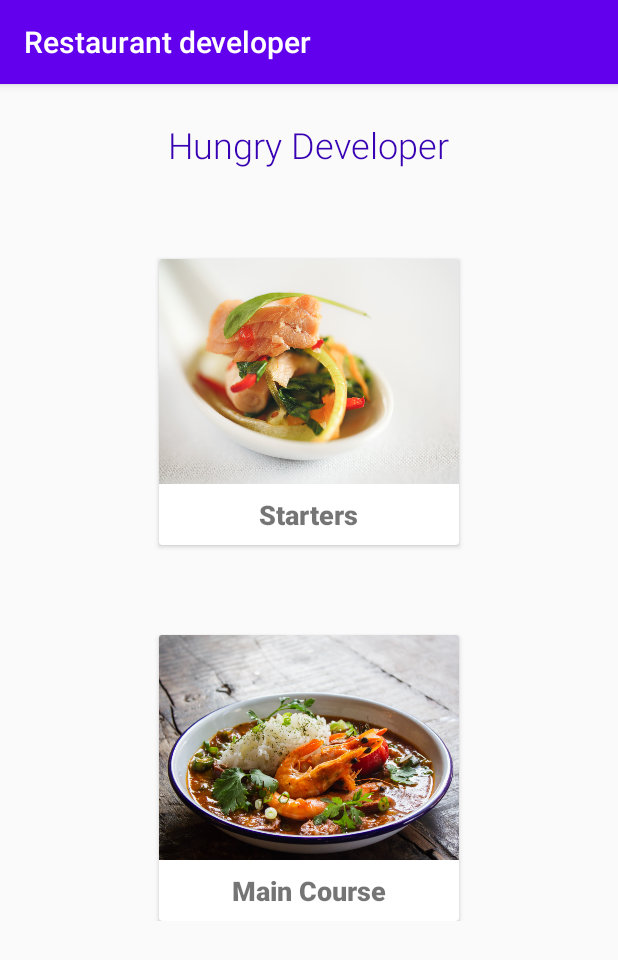
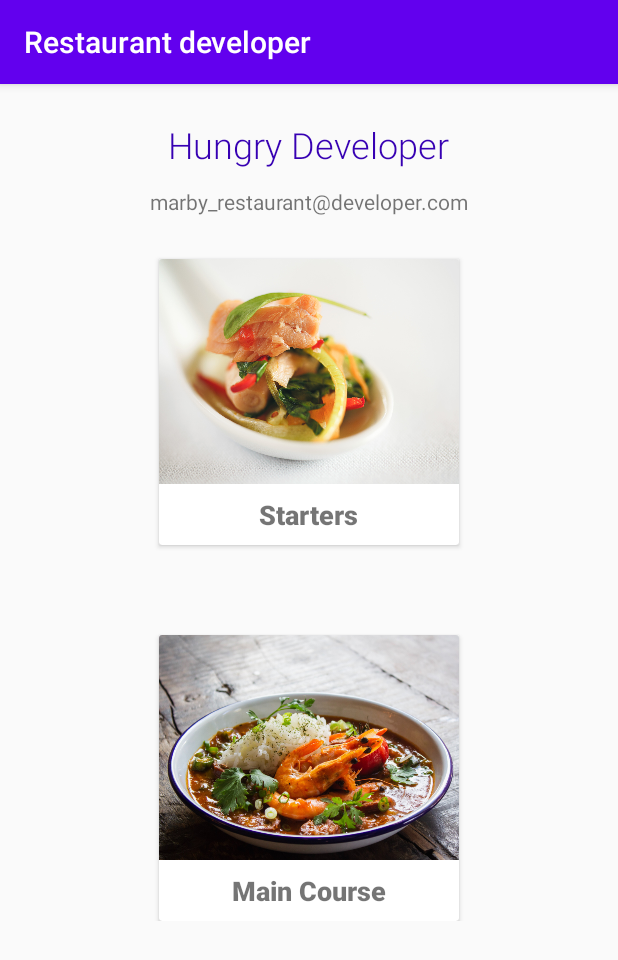
Before and after one commit to marbysneaker/RestaurantApp, an Android app: the screen it shows after launch (MainActivity), on a phone screen of 412 x 824 dp. Shown: the top 960 px of the screen. Run offline under Robolectric (Android 15) with nearby library versions, the phone set to English and light mode, and no system bars.

Commit message:
added email

```diff
--- a/app/src/main/AndroidManifest.xml
+++ b/app/src/main/AndroidManifest.xml
@@ -16,6 +16,10 @@
             android:label="Starters"
             android:name=".StartersActivity"
             android:exported="false" />
+        <activity android:name=".MainCourseActivity"
+            android:label="Main Course"
+            android:exported="false"
+            android:parentActivityName=".MainCourseActivity"/>
         <activity
             android:name=".MainActivity"
             android:exported="true">
--- a/app/src/main/java/com/example/restaurantdeveloper/MainActivity.java
+++ b/app/src/main/java/com/example/restaurantdeveloper/MainActivity.java
@@ -2,8 +2,10 @@ package com.example.restaurantdeveloper;
 import androidx.appcompat.app.AppCompatActivity;
 
 import android.content.Intent;
+import android.net.Uri;
 import android.os.Bundle;
 import android.view.View;
+import android.widget.TextView;
 
 import androidx.cardview.widget.CardView;
 
@@ -12,12 +14,15 @@ public class MainActivity extends AppCompatActivity {
 
     CardView startercard;
     CardView maincard;
+
+    TextView emailText;
     @Override
     protected void onCreate(Bundle savedInstanceState) {
         super.onCreate(savedInstanceState);
         setContentView(R.layout.activity_main);
         startercard = findViewById(R.id.card_view_starters);
         maincard = findViewById(R.id.card_view_main);
+        emailText = findViewById(R.id.text_view_email_address);
 
         startercard.setOnClickListener(new View.OnClickListener() {
             @Override
@@ -26,5 +31,24 @@ public class MainActivity extends AppCompatActivity {
                 startActivity(startersActivityIntent);
             }
         });
+        maincard.setOnClickListener(new View.OnClickListener() {
+            @Override
+            public void onClick(View v) {
+                Intent mainActivityIntent = new Intent(MainActivity.this, MainCourseActivity.class);
+                startActivity(mainActivityIntent);
+            }
+        });
+
+        emailText.setOnClickListener(new View.OnClickListener() {
+            @Override
+            public void onClick(View v) {
+                Intent launchEmailAppIntent = new Intent(Intent.ACTION_SENDTO);
+
+                launchEmailAppIntent.setData(Uri.parse("mailto:marby_restaurant@developer.com"));
+                startActivity(launchEmailAppIntent);
+            }
+
+
+        });
     }
 }
--- a/app/src/main/res/layout/activity_main.xml
+++ b/app/src/main/res/layout/activity_main.xml
@@ -18,6 +18,16 @@
             android:text="Hungry Developer"
             android:textColor="@color/purple_700"
             android:textSize="24sp" />
+
+
+        <TextView
+            android:padding="12dp"
+            android:id="@+id/text_view_email_address"
+            android:layout_width="wrap_content"
+            android:layout_height="wrap_content"
+            android:text="marby_restaurant@developer.com"
+            android:layout_below="@id/text_view_restaurant_name"
+            android:layout_centerHorizontal="true"/>
 
         <androidx.cardview.widget.CardView
             android:id="@+id/card_view_starters"
```
Also changed, not shown: app/src/main/java/com/example/restaurantdeveloper/Dish.java (added, +22 -0 lines), app/src/main/java/com/example/restaurantdeveloper/MainCourseActivity.java (added, +32 -0 lines), app/src/main/java/com/example/restaurantdeveloper/StartersActivity.java (+16 -22 lines), app/src/main/res/layout/main_courses_activity.xml (added, +13 -0 lines).
